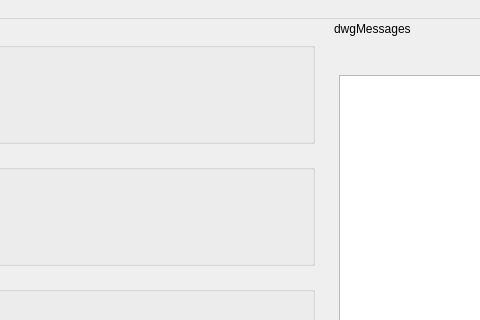
pietr26/OMSI-Tools, file OTModules/OTGeneric/wstart.ui: the form before one commit; both pictures show x 346 to 826 and y 0 to 320 of the 994 by 758 pixel window.
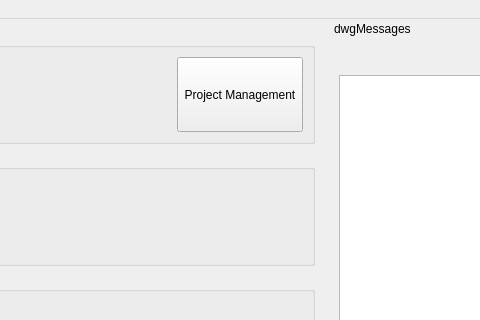
The form after the commit. Icons and pictures are not drawn.

Commit message: Implemented project management button

What changed in the file:
```diff
--- a/OTModules/OTGeneric/wstart.ui
+++ b/OTModules/OTGeneric/wstart.ui
@@ -144,6 +144,50 @@
          </property>
         </spacer>
        </item>
+       <item>
+        <widget class="QToolButton" name="tbnProjectManagement">
+         <property name="minimumSize">
+          <size>
+           <width>75</width>
+           <height>75</height>
+          </size>
+         </property>
+         <property name="baseSize">
+          <size>
+           <width>1</width>
+           <height>1</height>
+          </size>
+         </property>
+         <property name="autoFillBackground">
+          <bool>false</bool>
+         </property>
+         <property name="text">
+          <string>Project Management</string>
+         </property>
+         <property name="icon">
+          <iconset resource="../../ressources.qrc">
+           <normaloff>:/rec/data/icons/iconServer.svg</normaloff>:/rec/data/icons/iconServer.svg</iconset>
+         </property>
+         <property name="iconSize">
+          <size>
+           <width>25</width>
+           <height>25</height>
+          </size>
+         </property>
+         <property name="checkable">
+          <bool>false</bool>
+         </property>
+         <property name="popupMode">
+          <enum>QToolButton::DelayedPopup</enum>
+         </property>
+         <property name="toolButtonStyle">
+          <enum>Qt::ToolButtonTextUnderIcon</enum>
+         </property>
+         <property name="autoRaise">
+          <bool>false</bool>
+         </property>
+        </widget>
+       </item>
       </layout>
      </widget>
     </item>
```
Left out of the diff: 2 changed lines with no effect on the pictures. The commit also changes 2 other files.
